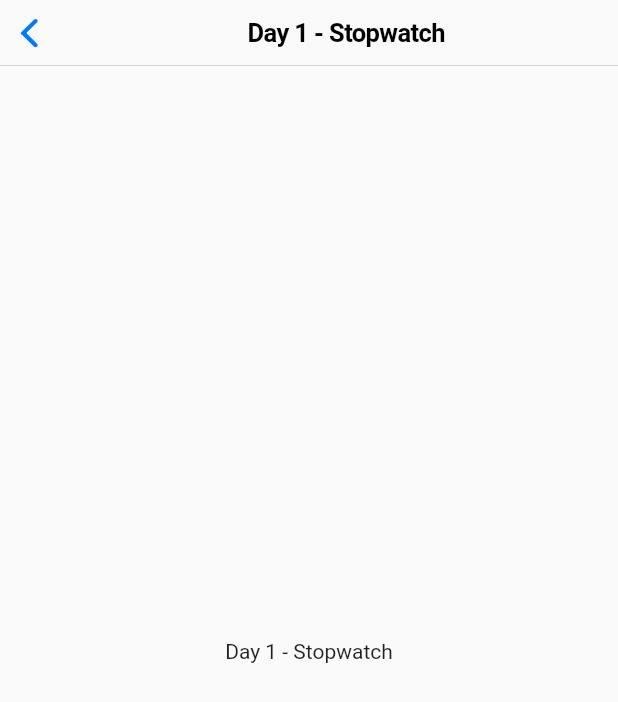
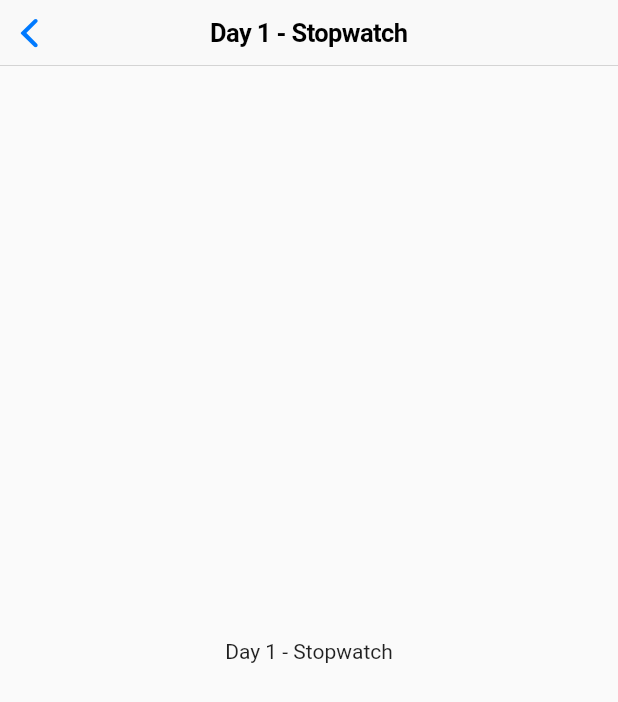
Before and after one commit to karan-rawal/30-days-flutter-challenge, a Flutter app: the Day1 screen opened by its route, on a phone screen of 412 x 824 dp. Shown: the top 702 px of the screen. Run offline on Flutter 3.47's test engine with Material 2 defaults, Android fonts, the phone set to English and light mode, and no system bars.

Commit message:
Fix appbar.

```diff
--- a/thirty_days_of_flutter/lib/common/widgets/custom-cupertino-nav-bar.dart
+++ b/thirty_days_of_flutter/lib/common/widgets/custom-cupertino-nav-bar.dart
@@ -7,6 +7,7 @@ class CustomCupertinoNavBar extends CupertinoNavigationBar {
       : super(
           middle: Container(
             alignment: Alignment.center,
+            width: 260,
             padding: EdgeInsets.symmetric(horizontal: 10),
             child: Container(child: Text(title)),
           ),
```
